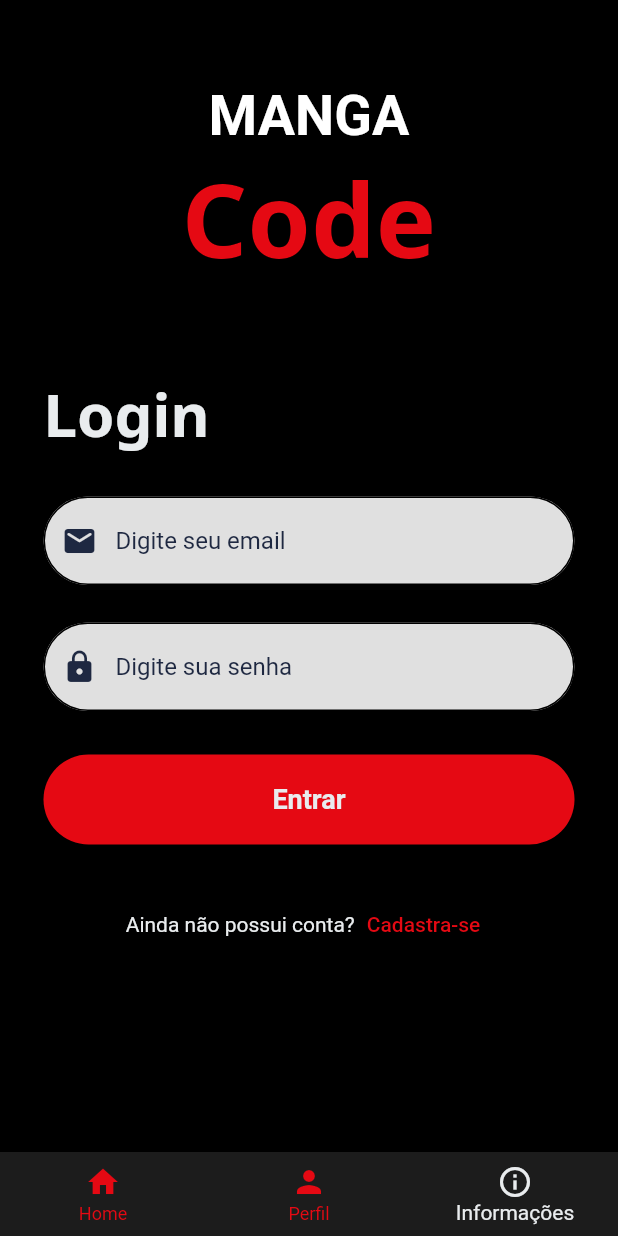
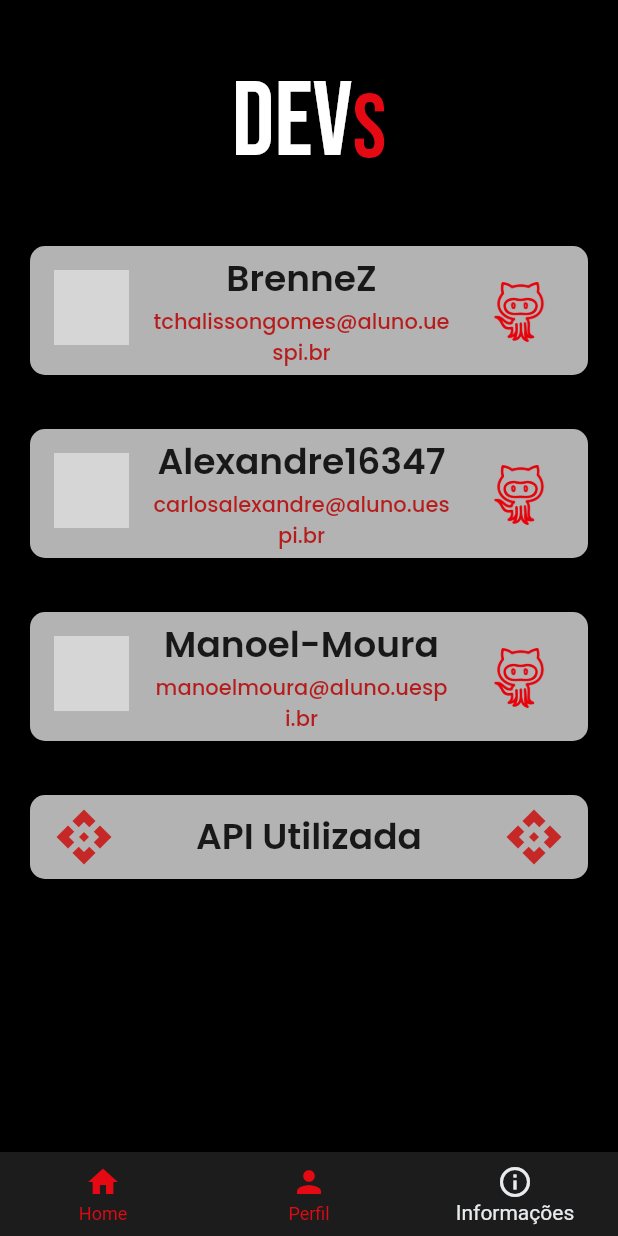
Before and after one commit to Manoel-Moura/Code-Manga, a Flutter app: the screen it shows after launch, swiped to page 3, on a phone screen of 412 x 824 dp. Run offline on Flutter 3.47's test engine with Material 2 defaults, Android fonts, the phone set to English and light mode, and no system bars; our stand-ins replace dio, google_fonts; network calls fail; statements that could not run were skipped; grey boxes are pictures that could not be loaded.

Commit message:
pagina de informações completa

```diff
--- a/lib/screens/homePage.dart
+++ b/lib/screens/homePage.dart
@@ -11,6 +11,7 @@ import 'package:code_manga/widgets/destaque.dart';
 import 'dart:math';
 import 'package:code_manga/widgets/manga.dart';
 import 'package:flutter/material.dart';
+import 'package:google_fonts/google_fonts.dart';
 
 import 'package:provider/provider.dart';
 
@@ -76,19 +77,7 @@ class _HomePageState extends State<HomePage> {
             ),
           ),
           title: const Cabecalho(),
-          actions: [
-            Padding(
-                padding: const EdgeInsets.only(right: 35.0),
-                child: GestureDetector(
-                  onTap: () {},
-                  // ignore: prefer_const_constructors
-                  child: Icon(
-                    Icons.search,
-                    color: kText,
-                    size: 26.0,
-                  ),
-                )),
-          ],
+          actions: [],
         ),
         body: SingleChildScrollView(
           child: Column(
--- /dev/null
+++ b/lib/screens/informacoes.dart
@@ -0,0 +1,249 @@
+import 'package:code_manga/consts/colors/colors.dart';
+import 'package:flutter/material.dart';
+import 'package:google_fonts/google_fonts.dart';
+import 'package:url_launcher/url_launcher.dart';
+
+class InformacoesPage extends StatefulWidget {
+  const InformacoesPage({Key? key}) : super(key: key);
+
+  @override
+  State<InformacoesPage> createState() => _InformacoesPageState();
+}
+
+class _InformacoesPageState extends State<InformacoesPage> {
+  Future<void> _launchInBrowser(String url) async {
+    if (!await canLaunch(url)) {
+      await launch(url, forceSafariVC: false, forceWebView: false);
+    } else {
+      throw 'Não pode executar $url';
+    }
+  }
+
+  @override
+  Widget build(BuildContext context) {
+    return Scaffold(
+      backgroundColor: kBackgroundColor,
+      body: Column(
+        children: [
+          SafeArea(
+            child: Container(
+              margin: const EdgeInsets.only(
+                top: 40,
+              ),
+              child: Row(
+                mainAxisAlignment: MainAxisAlignment.center,
+                children: [
+                  Text(
+                    "Dev",
+                    style: GoogleFonts.bebasNeue(
+                      textStyle: const TextStyle(
+                        color: Colors.white,
+                        fontSize: 70,
+                      ),
+                    ),
+                  ),
+                  Container(
+                    margin: const EdgeInsets.only(top: 9),
+                    child: Text(
+                      "s",
+                      style: GoogleFonts.bebasNeue(
+                        textStyle: const TextStyle(
+                          color: kprimaryColor,
+                          fontSize: 60,
+                        ),
+                      ),
+                    ),
+                  ),
+                ],
+              ),
+            ),
+          ),
+          Card(
+            margin:
+                const EdgeInsets.only(top: 40, right: 20, left: 20, bottom: 16),
+            shape: RoundedRectangleBorder(
+              borderRadius: BorderRadius.circular(10),
+            ),
+            elevation: 20,
+            color: Colors.white70,
+            child: ListTile(
+              leading: const CircleAvatar(
+                radius: 25,
+                backgroundImage: NetworkImage(
+                  'https://avatars.githubusercontent.com/u/68624464?v=4',
+                ),
+              ),
+              title: Text(
+                "BrenneZ",
+                textAlign: TextAlign.center,
+                style: GoogleFonts.poppins(
+                  textStyle: const TextStyle(
+                      color: Colors.black87,
+                      fontSize: 24,
+                      fontWeight: FontWeight.w600),
+                ),
+              ),
+              trailing: Container(
+                width: 60,
+                height: 60,
+                child: IconButton(
+                  icon: Image.asset('assets/images/git.png'),
+                  onPressed: () => {
+                    _launchInBrowser('https://github.com/Brennez/'),
+                  },
+                ),
+              ),
+              subtitle: Text(
+                'tchalissongomes@aluno.uespi.br',
+                textAlign: TextAlign.center,
+                style: GoogleFonts.poppins(
+                  textStyle: TextStyle(
+                    color: Colors.red.shade900,
+                    fontWeight: FontWeight.w500,
+                    fontSize: 14,
+                  ),
+                ),
+              ),
+            ),
+          ),
+          Card(
+            margin: const EdgeInsets.only(
+              top: 20,
+              right: 20,
+              left: 20,
+              bottom: 16,
+            ),
+            shape: RoundedRectangleBorder(
+              borderRadius: BorderRadius.circular(10),
+            ),
+            elevation: 20,
+            color: Colors.white70,
+            child: ListTile(
+              leading: const CircleAvatar(
+                radius: 25,
+                backgroundImage: NetworkImage(
+                  'https://avatars.githubusercontent.com/u/33962562?v=4',
+                ),
+              ),
+              title: Text(
+                "Alexandre16347",
+                textAlign: TextAlign.center,
+                style: GoogleFonts.poppins(
+                  textStyle: const TextStyle(
+                      color: Colors.black87,
+                      fontSize: 24,
+                      fontWeight: FontWeight.w600),
+                ),
+              ),
+              trailing: Container(
+                width: 60,
+                height: 60,
+                child: IconButton(
+                    icon: Image.asset('assets/images/git.png'),
+                    onPressed: () => {
+                          _launchInBrowser('https://github.com/Alexandre16347')
+                        }),
+              ),
+              subtitle: Text(
+                'carlosalexandre@aluno.uespi.br',
+                textAlign: TextAlign.center,
+                style: GoogleFonts.poppins(
+                  textStyle: TextStyle(
+                    color: Colors.red.shade900,
+                    fontWeight: FontWeight.w500,
+                    fontSize: 14,
+                  ),
+                ),
+              ),
+            ),
+          ),
+          Card(
+            margin: const EdgeInsets.only(
+              top: 20,
+              right: 20,
+              left: 20,
+              bottom: 16,
+            ),
+            shape: RoundedRectangleBorder(
+              borderRadius: BorderRadius.circular(10),
+            ),
+            elevation: 20,
+            color: Colors.white70,
+            child: ListTile(
+              leading: const CircleAvatar(
+                radius: 25,
+                backgroundImage: NetworkImage(
+                  'https://avatars.githubusercontent.com/u/85879611?v=4',
+                ),
+              ),
+              title: Text(
+                "Manoel-Moura",
+                textAlign: TextAlign.center,
+                style: GoogleFonts.poppins(
+                  textStyle: const TextStyle(
+                      color: Colors.black87,
+                      fontSize: 24,
+                      fontWeight: FontWeight.w600),
+                ),
+              ),
+              trailing: Container(
+                width: 60,
+                height: 60,
+                child: IconButton(
+                    icon: Image.asset('assets/images/git.png'),
+                    onPressed: () =>
+                        {_launchInBrowser('https://github.com/Manoel-Moura')}),
+              ),
+              subtitle: Text(
+                'manoelmoura@aluno.uespi.br',
+                textAlign: TextAlign.center,
+                style: GoogleFonts.poppins(
+                  textStyle: TextStyle(
+                    color: Colors.red.shade900,
+                    fontWeight: FontWeight.w500,
+                    fontSize: 14,
+                  ),
+                ),
+              ),
+            ),
+          ),
+          Card(
+            margin:
+                const EdgeInsets.only(top: 20, right: 20, left: 20, bottom: 16),
+            shape: RoundedRectangleBorder(
+              borderRadius: BorderRadius.circular(10),
+            ),
+            elevation: 20,
+            color: Colors.white70,
+            child: ListTile(
+              onTap: () => {
+                _launchInBrowser(
+                    'https://docs.api.jikan.moe/#section/Information')
+              },
+              leading: Icon(
+                Icons.api_outlined,
+                color: Colors.red.shade800,
+                size: 40,
+              ),
+              title: Text(
+                "API Utilizada",
+                textAlign: TextAlign.center,
+                style: GoogleFonts.poppins(
+                  textStyle: const TextStyle(
+                      color: Colors.black87,
+                      fontSize: 24,
+                      fontWeight: FontWeight.w600),
+                ),
+              ),
+              trailing: Icon(
+                Icons.api_outlined,
+                color: Colors.red.shade800,
+                size: 40,
+              ),
+            ),
+          ),
+        ],
+      ),
+    );
+  }
+}
--- a/lib/screens/navHomePage.dart
+++ b/lib/screens/navHomePage.dart
@@ -3,6 +3,7 @@
 import 'package:code_manga/consts/colors/colors.dart';
 import 'package:code_manga/screens/cadastroPage.dart';
 import 'package:code_manga/screens/homePage.dart';
+import 'package:code_manga/screens/informacoes.dart';
 import 'package:code_manga/screens/loginPage.dart';
 import 'package:code_manga/screens/perfil.dart';
 import 'package:flutter/material.dart';
@@ -34,7 +35,7 @@ class _NavHomeState extends State<NavHome> {
         children: const [
           HomePage(),
           PerfilPage(),
-          LoginPage(),
+          InformacoesPage(),
         ],
       ),
       bottomNavigationBar: AnimatedBuilder(
--- a/pubspec.yaml
+++ b/pubspec.yaml
@@ -45,6 +45,7 @@ dependencies:
   dio: ^4.0.0
   provider: any
   http2: ^2.0.0
+  url_launcher: ^6.0.20
 dev_dependencies:
   flutter_test:
     sdk: flutter
```
Also changed, not shown: assets/images/git.png (added), pubspec.lock.
